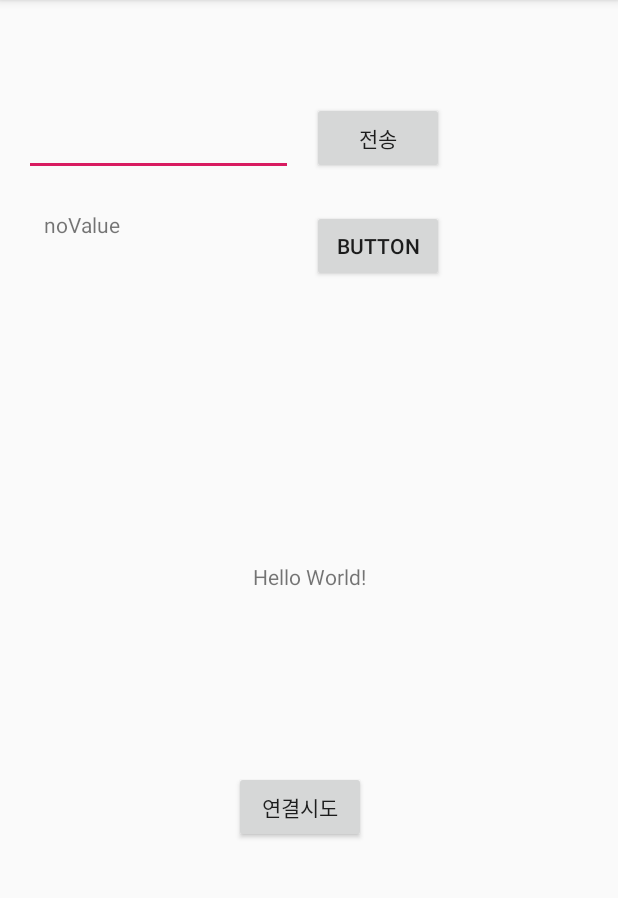
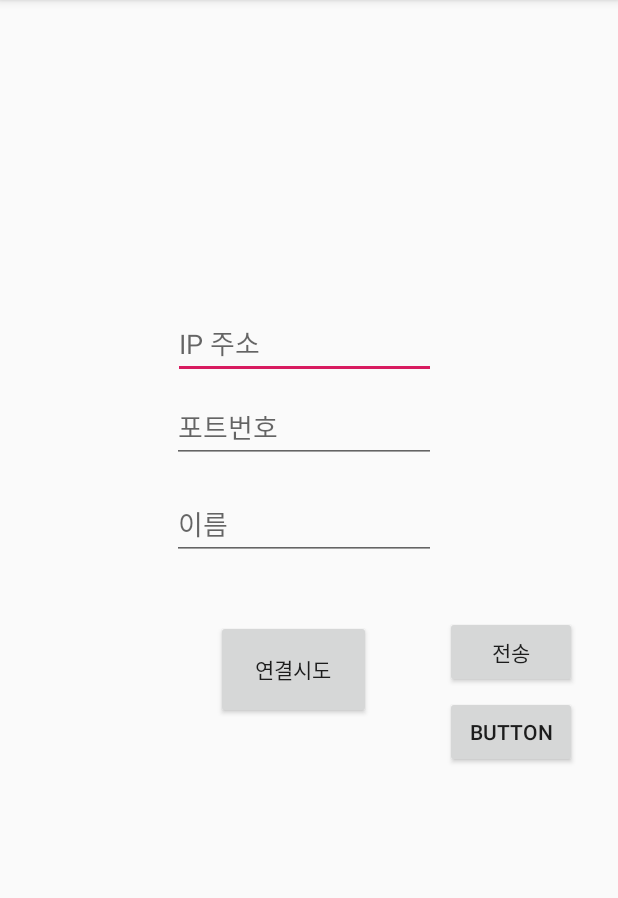
Before and after one commit to Biangom/IoT-Electric_Device, an Android app: the screen it shows after launch (MainActivity), after a tap on "연결시도", on a phone screen of 412 x 824 dp, the part 84-982 px from its top. Run offline under Robolectric (Android 15) with nearby library versions, the phone set to English and light mode, and no system bars; our stand-ins replace ButterKnife.

Commit message:
MainActivity 및 LogAcitiviti 생성

```diff
--- a/empty_project/app/src/main/java/com/example/empty_project/MainActivity.java
+++ b/empty_project/app/src/main/java/com/example/empty_project/MainActivity.java
@@ -1,12 +1,13 @@
 package com.example.empty_project;
 
-import androidx.appcompat.app.AppCompatActivity;
-
-import android.graphics.Color;
+import android.content.Intent;
 import android.os.Bundle;
 import android.util.Log;
 import android.view.View;
+import android.widget.Button;
 import android.widget.TextView;
+
+import androidx.appcompat.app.AppCompatActivity;
 
 import org.eclipse.paho.android.service.MqttAndroidClient;
 import org.eclipse.paho.client.mqttv3.DisconnectedBufferOptions;
@@ -20,58 +21,43 @@ import org.eclipse.paho.client.mqttv3.MqttException;
 import org.eclipse.paho.client.mqttv3.MqttMessage;
 import org.eclipse.paho.client.mqttv3.persist.MemoryPersistence;
 
-import java.net.DatagramSocket;
+import butterknife.BindView;
+import butterknife.ButterKnife;
+import butterknife.OnClick;
 
 public class MainActivity extends AppCompatActivity {
 
     static TextView resultView = null;
     static private MqttClient sampleClient;
-    static private TextView editText;
-    static private int qos;
-    static private String topic;
-    static private MemoryPersistence persistence;
-    static private MqttAndroidClient mqttAndroidClient;
+
+    @BindView(R.id.ipText)
+    TextView ipText;
+
+    @BindView(R.id.portText)
+    TextView portText;
+
+    @BindView(R.id.nameText)
+    TextView nameText;
+
+
+
+    @BindView(R.id.sendButton)
+    Button sendButton;
+    @BindView(R.id.button2)
+    Button button2;
+    @BindView(R.id.connectTry)
+    Button connectTry;
+
 
     @Override
     protected void onCreate(Bundle savedInstanceState) {
         super.onCreate(savedInstanceState);
         setContentView(R.layout.activity_main);
-
-        /*
-         *   subscribe 할때 3번째 파라메터에 익명함수 리스너를 달아줄수도있음
-         * */
-        /*try {
-            mqttAndroidClient.subscribe("jmlee!!", 0, new IMqttMessageListener() {
-                @Override
-                public void messageArrived(String topic, MqttMessage message) throws Exception {
-                }
-            });
-        } catch (MqttException e) {
-            e.printStackTrace();
-        }*/
-
-        resultView = findViewById(R.id.resultView);
+        ButterKnife.bind(this);
+        //resultView = findViewById(R.id.resultView);
     }
 
-    private DisconnectedBufferOptions getDisconnectedBufferOptions() {
-        DisconnectedBufferOptions disconnectedBufferOptions = new DisconnectedBufferOptions();
-        disconnectedBufferOptions.setBufferEnabled(true);
-        disconnectedBufferOptions.setBufferSize(100);
-        disconnectedBufferOptions.setPersistBuffer(true);
-        disconnectedBufferOptions.setDeleteOldestMessages(false);
-        return disconnectedBufferOptions;
-    }
 
-    private MqttConnectOptions getMqttConnectionOption() {
-        MqttConnectOptions mqttConnectOptions = new MqttConnectOptions();
-
-        mqttConnectOptions.setUserName("uztrfyhg");
-        mqttConnectOptions.setPassword("zN6Oiudz0plw".toCharArray());
-        mqttConnectOptions.setCleanSession(false);
-        //mqttConnectOptions.setAutomaticReconnect(true);
-        //mqttConnectOptions.setWill("aaa", "I am going offlineasd".getBytes(), 1, true);
-        return mqttConnectOptions;
-    }
 
     @Override
     protected void onDestroy() {
@@ -79,128 +65,226 @@ public class MainActivity extends AppCompatActivity {
 
     }
 
-    // Button.OnclickListener를 implements하므로 onClick() 함수를 오버라이딩.
-
-    public void onClick(View view) {
-        resultView = (TextView) findViewById(R.id.resultView);
-        editText = findViewById(R.id.editText);
-
+    @OnClick({R.id.sendButton, R.id.button2, R.id.connectTry})
+    public void onViewClicked(View view) {
         switch (view.getId()) {
             case R.id.sendButton:
-                try {
-                    if(!mqttAndroidClient.isConnected()) {
-                        System.out.println("**** disconnected!!!! ***");
+                break;
+            case R.id.button2:
+                break;
+            case R.id.connectTry:
+                // log 화면으로 가기 위한 인텐트
+//                Intent logIntent = new Intent(MainActivity.this, LogActivity.class);
+//                MainActivity.this.startActivity(logIntent);
+
+                String url = "tcp://m16.cloudmqtt.com";
+                String port = portText.getText().toString();
+                String clientId = "uztrfyhg";
+
+                Intent mqttIntent = new Intent(MainActivity.this, MqttService.class);
+                mqttIntent.putExtra("url",url);
+                mqttIntent.putExtra("port",port);
+                mqttIntent.putExtra("clientId",clientId);
+                startService(mqttIntent);
+
+
+
+                break;
         }
-                    mqttAndroidClient.publish("temper", editText.getText().toString().getBytes(), 0 , false );
-                } catch (MqttException e) {
-                    e.printStackTrace();
     }
 
 
-//                topic       = "MQTT Examples";
-//                qos         = 0;
-//                String broker       = "tcp://m16.cloudmqtt.com:14593";
-//                String clientId     = "TestName";
-//                persistence = new MemoryPersistence();
-//
-//                try {
-//                    sampleClient = new MqttClient(broker, clientId, persistence);
-//
-//                    MqttConnectOptions connOpts = new MqttConnectOptions();
-//                    connOpts.setCleanSession(true);
-//                    connOpts.setUserName("uztrfyhg");
-//                    connOpts.setPassword("6Zi8XPdWFqed".toCharArray());
-//                    System.out.println("Connecting to broker: "+broker);
-//                    sampleClient.connect(connOpts);
-//                    if(sampleClient.isConnected()) {
-//                        System.out.println("###client complete=d");
-//                    }
-//                    System.out.println("Connected");
-//                    String content;
-//                    content = editText.getText().toString();
-//                    //resultView.setText("Red");
-//                    MqttMessage message = new MqttMessage(content.getBytes());
-//
-//                    message.setQos(qos);
-//                    sampleClient.publish(topic, message);
-//                    System.out.println("Publishing message: "+content);
-//                    System.out.println("Message published");
-//                    //textView1.setBackgroundColor(Color.rgb(255, 0, 0));
-//                    break ;
-//
-//                } catch(MqttException me) {
-//                    System.out.println("reason "+me.getReasonCode());
-//                    System.out.println("msg "+me.getMessage());
-//                    System.out.println("loc "+me.getLocalizedMessage());
-//                    System.out.println("cause "+me.getCause());
-//                    System.out.println("excep "+me);
-//                    me.printStackTrace();
-//                }
+    // Button.OnclickListener를 implements하므로 onClick() 함수를 오버라이딩.
 
 
-//            case R.id.buttonGreen :
-//                textView1.setText("Green") ;
-//                textView1.setBackgroundColor(Color.rgb(0, 255, 0));
-//                break ;
-//            case R.id.buttonBlue :
-//                textView1.setText("Blue") ;
-//                textView1.setBackgroundColor(Color.rgb(0, 0, 255));
-//                break ;
-                break;
+//    public void onClick(View view) {
+//        switch (view.getId()) {
+//            case R.id.connectTry:
+//                // log 화면으로 가기 위한 인텐트
+//                Intent logIntent = new Intent(MainActivity.this, LogActivity.class);
+//                MainActivity.this.startActivity(logIntent);
+//
+//                String url = "123";
+//                String port = "123";
+//                String clientId = "uztrfyhg";
+//
+//                mqttAndroidClient = new MqttAndroidClient(this,
+//                        "tcp://" +
+//                                "m16.cloudmqtt.com" +
+//                                ":14593",
+//                        "uztrfyhg");
+//                try {
+//                    IMqttToken token = mqttAndroidClient.connect(getMqttConnectionOption());    //mqtttoken 이라는것을 만들어 connect option을 달아줌
+//                    token.setActionCallback(new IMqttActionListener() {
+//                        @Override
+//                        public void onSuccess(IMqttToken asyncActionToken) {
+//                            mqttAndroidClient.setBufferOpts(getDisconnectedBufferOptions());    //연결에 성공한경우
+//                            Log.e("Connect_success", "Success");
+//                            try {
+//                                mqttAndroidClient.subscribe("jmlee", 0);   //연결에 성공하면 jmlee 라는 토픽으로 subscribe함
+//                            } catch (MqttException e) {
+//                                e.printStackTrace();
+//                            }
+//                        }
+//
+//                        @Override
+//                        public void onFailure(IMqttToken asyncActionToken, Throwable exception) {   //연결에 실패한경우
+//                            Log.e("connect_fail", "Failure " + exception.toString());
+//                        }
+//                    });
+//
+//                } catch (
+//                        MqttException e) {
+//                    e.printStackTrace();
+//                }
+//
+//                mqttAndroidClient.setCallback(new MqttCallback() {  //클라이언트의 콜백을 처리하는부분
+//                    @Override
+//                    public void connectionLost(Throwable cause) {
+//                    }
+//
+//                    @Override
+//                    public void messageArrived(String topic, MqttMessage message) throws Exception {    //모든 메시지가 올때 Callback method
+//                        if (topic.equals("jmlee")) {     //topic 별로 분기처리하여 작업을 수행할수도있음
+//                            String msg = new String(message.getPayload());
+//                            resultView.setText(msg);
+//                            Log.e("arrive message : ", msg);
+//                        }
+//                    }
+//
+//                    @Override
+//                    public void deliveryComplete(IMqttDeliveryToken token) {
+//
+//                    }
+//
+//
+//                });
+//
+//                break;
+//
+//        }
 
-            case R.id.connectTry:
-                System.out.println("123123123");
-                mqttAndroidClient = new MqttAndroidClient(this,
-                        "tcp://" +
-                                "m16.cloudmqtt.com" +
-                                ":14593" ,
-                        "uztrfyhg");
-                try {
-                    IMqttToken token = mqttAndroidClient.connect(getMqttConnectionOption());    //mqtttoken 이라는것을 만들어 connect option을 달아줌
-                    token.setActionCallback(new IMqttActionListener() {
-                        @Override
-                        public void onSuccess(IMqttToken asyncActionToken) {
-                            mqttAndroidClient.setBufferOpts(getDisconnectedBufferOptions());    //연결에 성공한경우
-                            Log.e("Connect_success", "Success");
-                            try {
-                                mqttAndroidClient.subscribe("jmlee", 0);   //연결에 성공하면 jmlee 라는 토픽으로 subscribe함
-                            } catch (MqttException e) {
-                                e.printStackTrace();
-                            }
-                        }
-                        @Override
-                        public void onFailure(IMqttToken asyncActionToken, Throwable exception) {   //연결에 실패한경우
-                            Log.e("connect_fail", "Failure " + exception.toString());
-                        }
-                    });
+//        resultView = (TextView) findViewById(R.id.resultView);
+//        editText = findViewById(R.id.ipText);
+//
+//        switch (view.getId()) {
+//            case R.id.sendButton:
+//                try {
+//                    if(!mqttAndroidClient.isConnected()) {
+//                        System.out.println("**** disconnected!!!! ***");
+//                    }
+//                    mqttAndroidClient.publish("temper", editText.getText().toString().getBytes(), 0 , false );
+//                } catch (MqttException e) {
+//                    e.printStackTrace();
+//                }
+//
+//
+////                topic       = "MQTT Examples";
+////                qos         = 0;
+////                String broker       = "tcp://m16.cloudmqtt.com:14593";
+////                String clientId     = "TestName";
+////                persistence = new MemoryPersistence();
+////
+////                try {
+////                    sampleClient = new MqttClient(broker, clientId, persistence);
+////
+////                    MqttConnectOptions connOpts = new MqttConnectOptions();
+////                    connOpts.setCleanSession(true);
+////                    connOpts.setUserName("uztrfyhg");
+////                    connOpts.setPassword("6Zi8XPdWFqed".toCharArray());
+////                    System.out.println("Connecting to broker: "+broker);
+////                    sampleClient.connect(connOpts);
+////                    if(sampleClient.isConnected()) {
+////                        System.out.println("###client complete=d");
+////                    }
+////                    System.out.println("Connected");
+////                    String content;
+////                    content = editText.getText().toString();
+////                    //resultView.setText("Red");
+////                    MqttMessage message = new MqttMessage(content.getBytes());
+////
+////                    message.setQos(qos);
+////                    sampleClient.publish(topic, message);
+////                    System.out.println("Publishing message: "+content);
+////                    System.out.println("Message published");
+////                    //textView1.setBackgroundColor(Color.rgb(255, 0, 0));
+////                    break ;
+////
+////                } catch(MqttException me) {
+////                    System.out.println("reason "+me.getReasonCode());
+////                    System.out.println("msg "+me.getMessage());
+////                    System.out.println("loc "+me.getLocalizedMessage());
+////                    System.out.println("cause "+me.getCause());
+////                    System.out.println("excep "+me);
+////                    me.printStackTrace();
+////                }
+//
+//
+////            case R.id.buttonGreen :
+////                textView1.setText("Green") ;
+////                textView1.setBackgroundColor(Color.rgb(0, 255, 0));
+////                break ;
+////            case R.id.buttonBlue :
+////                textView1.setText("Blue") ;
+////                textView1.setBackgroundColor(Color.rgb(0, 0, 255));
+////                break ;
+//                break;
+//
+//            case R.id.connectTry:
+//                System.out.println("123123123");
+//                mqttAndroidClient = new MqttAndroidClient(this,
+//                        "tcp://" +
+//                                "m16.cloudmqtt.com" +
+//                                ":14593" ,
+//                        "uztrfyhg");
+//                try {
+//                    IMqttToken token = mqttAndroidClient.connect(getMqttConnectionOption());    //mqtttoken 이라는것을 만들어 connect option을 달아줌
+//                    token.setActionCallback(new IMqttActionListener() {
+//                        @Override
+//                        public void onSuccess(IMqttToken asyncActionToken) {
+//                            mqttAndroidClient.setBufferOpts(getDisconnectedBufferOptions());    //연결에 성공한경우
+//                            Log.e("Connect_success", "Success");
+//                            try {
+//                                mqttAndroidClient.subscribe("jmlee", 0);   //연결에 성공하면 jmlee 라는 토픽으로 subscribe함
+//                            } catch (MqttException e) {
+//                                e.printStackTrace();
+//                            }
+//                        }
+//                        @Override
+//                        public void onFailure(IMqttToken asyncActionToken, Throwable exception) {   //연결에 실패한경우
+//                            Log.e("connect_fail", "Failure " + exception.toString());
+//                        }
+//                    });
+//
+//                } catch (
+//                        MqttException e) {
+//                    e.printStackTrace();
+//                }
+//
+//                mqttAndroidClient.setCallback(new MqttCallback() {  //클라이언트의 콜백을 처리하는부분
+//                    @Override
+//                    public void connectionLost(Throwable cause) {
+//                    }
+//                    @Override
+//                    public void messageArrived(String topic, MqttMessage message) throws Exception {    //모든 메시지가 올때 Callback method
+//                        if (topic.equals("jmlee")){     //topic 별로 분기처리하여 작업을 수행할수도있음
+//                            String msg = new String(message.getPayload());
+//                            resultView.setText(msg);
+//                            Log.e("arrive message : ", msg);
+//                        }
+//                    }
+//                    @Override
+//                    public void deliveryComplete(IMqttDeliveryToken token) {
+//
+//                    }
+//
+//
+//                });
+//                break;
+//        }
 
-                } catch (
-                        MqttException e) {
-                    e.printStackTrace();
-                }
+//    }
 
-                mqttAndroidClient.setCallback(new MqttCallback() {  //클라이언트의 콜백을 처리하는부분
-                    @Override
-                    public void connectionLost(Throwable cause) {
-                    }
-                    @Override
-                    public void messageArrived(String topic, MqttMessage message) throws Exception {    //모든 메시지가 올때 Callback method
-                        if (topic.equals("jmlee")){     //topic 별로 분기처리하여 작업을 수행할수도있음
-                            String msg = new String(message.getPayload());
-                            resultView.setText(msg);
-                            Log.e("arrive message : ", msg);
-                        }
-                    }
-                    @Override
-                    public void deliveryComplete(IMqttDeliveryToken token) {
+
 
 }
-
-
-                });
-                break;
-        }
-
-    }
-
-}
--- a/empty_project/app/src/main/res/layout/activity_main.xml
+++ b/empty_project/app/src/main/res/layout/activity_main.xml
@@ -1,4 +1,5 @@
 <?xml version="1.0" encoding="utf-8"?>
+
 <androidx.constraintlayout.widget.ConstraintLayout xmlns:android="http://schemas.android.com/apk/res/android"
     xmlns:app="http://schemas.android.com/apk/res-auto"
     xmlns:tools="http://schemas.android.com/tools"
@@ -6,29 +7,18 @@
     android:layout_height="match_parent"
     tools:context=".MainActivity">
 
-    <TextView
-        android:id="@+id/textView"
-        android:layout_width="wrap_content"
-        android:layout_height="wrap_content"
-        android:text="Hello World!"
-        app:layout_constraintBottom_toBottomOf="parent"
-        app:layout_constraintLeft_toLeftOf="parent"
-        app:layout_constraintRight_toRightOf="parent"
-        app:layout_constraintTop_toTopOf="parent" />
-
     <Button
         android:id="@+id/sendButton"
         android:layout_width="wrap_content"
         android:layout_height="wrap_content"
         android:layout_marginTop="68dp"
-        android:onClick="onClick"
         android:text="전송"
         app:layout_constraintBottom_toBottomOf="parent"
         app:layout_constraintEnd_toEndOf="parent"
-        app:layout_constraintHorizontal_bias="0.643"
+        app:layout_constraintHorizontal_bias="0.916"
         app:layout_constraintStart_toStartOf="parent"
         app:layout_constraintTop_toTopOf="parent"
-        app:layout_constraintVertical_bias="0.0" />
+        app:layout_constraintVertical_bias="0.526" />
 
     <Button
         android:id="@+id/button2"
@@ -37,47 +27,74 @@
         android:text="Button"
         app:layout_constraintBottom_toBottomOf="parent"
         app:layout_constraintEnd_toEndOf="parent"
-        app:layout_constraintHorizontal_bias="0.643"
+        app:layout_constraintHorizontal_bias="0.916"
         app:layout_constraintStart_toStartOf="parent"
         app:layout_constraintTop_toTopOf="parent"
-        app:layout_constraintVertical_bias="0.194" />
+        app:layout_constraintVertical_bias="0.644" />
 
     <EditText
-        android:id="@+id/editText"
-        android:layout_width="179dp"
-        android:layout_height="46dp"
+        android:id="@+id/ipText"
+        android:layout_width="175dp"
+        android:layout_height="44dp"
         android:ems="10"
         android:inputType="textPersonName"
+        android:hint="IP 주소"
         app:layout_constraintBottom_toBottomOf="parent"
         app:layout_constraintEnd_toEndOf="parent"
-        app:layout_constraintHorizontal_bias="0.068"
+        app:layout_constraintHorizontal_bias="0.487"
         app:layout_constraintStart_toStartOf="parent"
         app:layout_constraintTop_toTopOf="parent"
-        app:layout_constraintVertical_bias="0.099" />
-
-    <TextView
-        android:id="@+id/resultView"
-        android:layout_width="166dp"
-        android:layout_height="43dp"
-        android:text="noValue"
-        app:layout_constraintBottom_toBottomOf="parent"
-        app:layout_constraintEnd_toEndOf="parent"
-        app:layout_constraintHorizontal_bias="0.118"
-        app:layout_constraintStart_toStartOf="parent"
-        app:layout_constraintTop_toTopOf="parent"
-        app:layout_constraintVertical_bias="0.193" />
+        app:layout_constraintVertical_bias="0.288" />
 
     <Button
         android:id="@+id/connectTry"
-        android:layout_width="wrap_content"
-        android:layout_height="wrap_content"
-        android:onClick="onClick"
+        android:layout_width="103dp"
+        android:layout_height="66dp"
         android:text="연결시도"
         app:layout_constraintBottom_toBottomOf="parent"
         app:layout_constraintEnd_toEndOf="parent"
-        app:layout_constraintHorizontal_bias="0.482"
+        app:layout_constraintHorizontal_bias="0.467"
         app:layout_constraintStart_toStartOf="parent"
         app:layout_constraintTop_toTopOf="parent"
-        app:layout_constraintVertical_bias="0.714" />
+        app:layout_constraintVertical_bias="0.589" />
+
+    <EditText
+        android:id="@+id/portText"
+        android:layout_width="176dp"
+        android:layout_height="41dp"
+        android:ems="10"
+        android:inputType="textPersonName"
+        android:hint="포트번호"
+        app:layout_constraintBottom_toBottomOf="parent"
+        app:layout_constraintEnd_toEndOf="parent"
+        app:layout_constraintHorizontal_bias="0.485"
+        app:layout_constraintStart_toStartOf="parent"
+        app:layout_constraintTop_toTopOf="parent"
+        app:layout_constraintVertical_bias="0.368" />
+
+    <EditText
+        android:id="@+id/nameText"
+        android:layout_width="176dp"
+        android:layout_height="45dp"
+        android:ems="10"
+        android:inputType="textPersonName"
+        android:hint="이름"
+        app:layout_constraintBottom_toBottomOf="parent"
+        app:layout_constraintEnd_toEndOf="parent"
+        app:layout_constraintHorizontal_bias="0.485"
+        app:layout_constraintStart_toStartOf="parent"
+        app:layout_constraintTop_toTopOf="parent"
+        app:layout_constraintVertical_bias="0.454" />
+
+    <TextView
+        android:id="@+id/resultText"
+        android:layout_width="wrap_content"
+        android:layout_height="wrap_content"
+        app:layout_constraintBottom_toBottomOf="parent"
+        app:layout_constraintEnd_toEndOf="parent"
+        app:layout_constraintHorizontal_bias="0.476"
+        app:layout_constraintStart_toStartOf="parent"
+        app:layout_constraintTop_toTopOf="parent"
+        app:layout_constraintVertical_bias="0.675" />
 
 </androidx.constraintlayout.widget.ConstraintLayout>
```
Also changed, not shown: empty_project/app/build.gradle (+12 -0 lines), empty_project/app/src/main/AndroidManifest.xml (+7 -4 lines), empty_project/app/src/main/java/com/example/empty_project/LogActivity.java (added, +14 -0 lines), empty_project/app/src/main/java/com/example/empty_project/MqttService.java (added, +117 -0 lines), empty_project/app/src/main/res/layout/activity_log.xml (added, +78 -0 lines). Lines whose indentation alone changed are shown as unchanged.
